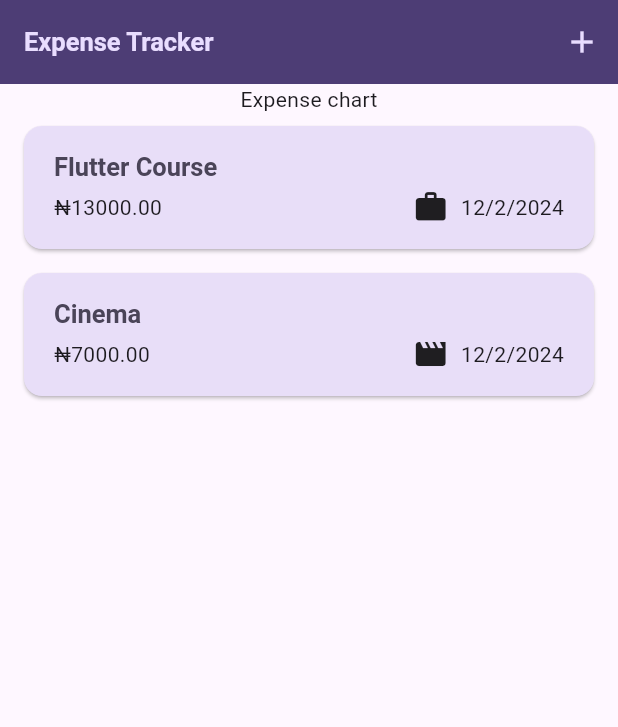
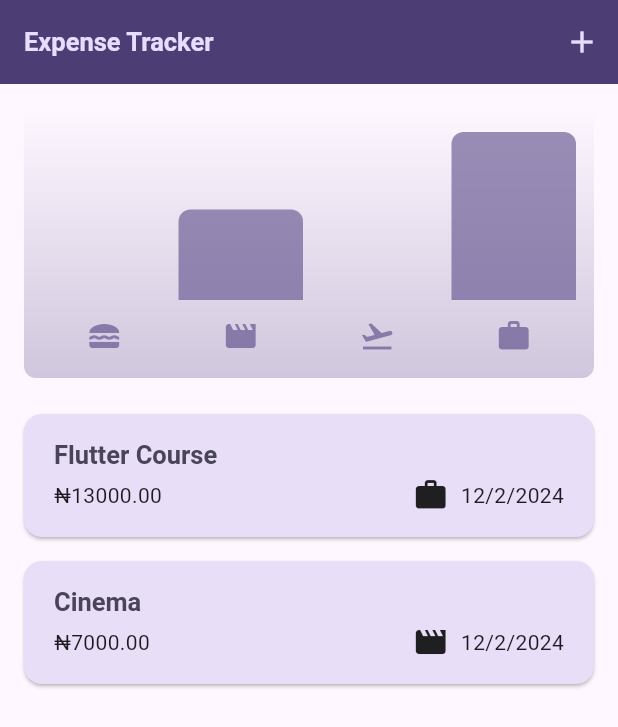
Before and after one commit to imole97/flutter-expense-tracker-, a Flutter app: the screen it shows after launch, on a phone screen of 412 x 824 dp. Shown: the top 727 px of the screen. Run offline on Flutter 3.47's test engine with Material 3 defaults, Android fonts, the phone set to English and light mode, and no system bars.

Commit message:
added chart for the expenses; added chart and chartbar widget

```diff
--- a/lib/main.dart
+++ b/lib/main.dart
@@ -1,13 +1,31 @@
 import 'package:flutter/material.dart';
 import 'package:flutter_expense/widgets/expenses_page.dart';
 
+// style from and copy with gives you default styles and the ability to change the styles you want
+// we can also use copyWith when using themedatas in widgets
 var kColorScheme =
     ColorScheme.fromSeed(seedColor: const Color.fromARGB(255, 96, 59, 181));
-// style from and copy with gives you default styles and the ability to change the styles you want
-// we can also use copyWith when using themedatas in widgets
+var kDarkColorScheme = ColorScheme.fromSeed(
+  brightness: Brightness.dark, //optimizes for dark mode
+  seedColor: const Color.fromARGB(255, 5, 99, 125),
+);
 void main() {
   runApp(
     MaterialApp(
+      darkTheme: ThemeData.dark().copyWith(
+        colorScheme: kDarkColorScheme,
+        cardTheme: const CardTheme().copyWith(
+          color: kDarkColorScheme.secondaryContainer,
+          margin: const EdgeInsets.symmetric(horizontal: 16, vertical: 8),
+        ),
+        elevatedButtonTheme: ElevatedButtonThemeData(
+          style: ElevatedButton.styleFrom(
+              backgroundColor: kDarkColorScheme.primaryContainer),
+        ),
+        appBarTheme: const AppBarTheme().copyWith(
+            backgroundColor: kDarkColorScheme.onPrimaryContainer,
+            foregroundColor: kDarkColorScheme.primaryContainer),
+      ),
       theme: ThemeData().copyWith(
         colorScheme: kColorScheme,
         textTheme: ThemeData().textTheme.copyWith(
--- a/lib/model/expense.dart
+++ b/lib/model/expense.dart
@@ -32,3 +32,23 @@ class Expense {
     return formatter.format(date);
   }
 }
+
+class ExpenseBucket {
+  ExpenseBucket({required this.category, required this.expenses});
+  final Category category;
+  final List<Expense> expenses;
+
+  ExpenseBucket.forCategory(List<Expense> allExpenses, this.category)
+      : expenses = allExpenses
+            .where((expense) => expense.category == category)
+            .toList();
+
+  double get totalExpenses {
+    double sum = 0;
+    for (final expense in expenses) {
+      sum += expense.amount;
+    }
+
+    return sum;
+  }
+}
--- /dev/null
+++ b/lib/widgets/chart/chart.dart
@@ -0,0 +1,93 @@
+import 'package:flutter/material.dart';
+import 'package:flutter_expense/model/expense.dart';
+import 'package:flutter_expense/widgets/chart/chart_bar.dart';
+
+class Chart extends StatelessWidget {
+  const Chart({super.key, required this.expenses});
+  final List<Expense> expenses;
+
+  List<ExpenseBucket> get buckets {
+    return [
+      ExpenseBucket.forCategory(expenses, Category.food),
+      ExpenseBucket.forCategory(expenses, Category.leisure),
+      ExpenseBucket.forCategory(expenses, Category.travel),
+      ExpenseBucket.forCategory(expenses, Category.work),
+    ];
+  }
+
+  double get maxTotalExpense {
+    double maxTotalExpense = 0;
+
+    for (final bucket in buckets) {
+      if (bucket.totalExpenses > maxTotalExpense) {
+        maxTotalExpense = bucket.totalExpenses;
+      }
+    }
+
+    return maxTotalExpense;
+  }
+
+  @override
+  Widget build(BuildContext context) {
+    final isDarkMode =
+        MediaQuery.of(context).platformBrightness == Brightness.dark;
+    return Container(
+      margin: const EdgeInsets.all(16),
+      padding: const EdgeInsets.symmetric(
+        vertical: 16,
+        horizontal: 8,
+      ),
+      width: double.infinity,
+      height: 180,
+      decoration: BoxDecoration(
+        borderRadius: BorderRadius.circular(8),
+        gradient: LinearGradient(
+          colors: [
+            Theme.of(context).colorScheme.primary.withOpacity(0.3),
+            Theme.of(context).colorScheme.primary.withOpacity(0.0)
+          ],
+          begin: Alignment.bottomCenter,
+          end: Alignment.topCenter,
+        ),
+      ),
+      child: Column(
+        children: [
+          Expanded(
+            child: Row(
+              crossAxisAlignment: CrossAxisAlignment.end,
+              children: [
+                for (final bucket in buckets) // alternative to map()
+                  ChartBar(
+                    fill: bucket.totalExpenses == 0
+                        ? 0
+                        : bucket.totalExpenses / maxTotalExpense,
+                  )
+              ],
+            ),
+          ),
+          const SizedBox(height: 12),
+          Row(
+            children: buckets
+                .map(
+                  (bucket) => Expanded(
+                    child: Padding(
+                      padding: const EdgeInsets.symmetric(horizontal: 4),
+                      child: Icon(
+                        categoryIcons[bucket.category],
+                        color: isDarkMode
+                            ? Theme.of(context).colorScheme.secondary
+                            : Theme.of(context)
+                                .colorScheme
+                                .primary
+                                .withOpacity(0.7),
+                      ),
+                    ),
+                  ),
+                )
+                .toList(),
+          )
+        ],
+      ),
+    );
+  }
+}
--- /dev/null
+++ b/lib/widgets/chart/chart_bar.dart
@@ -0,0 +1,34 @@
+import 'package:flutter/material.dart';
+
+class ChartBar extends StatelessWidget {
+  const ChartBar({
+    super.key,
+    required this.fill,
+  });
+
+  final double fill;
+
+  @override
+  Widget build(BuildContext context) {
+    final isDarkMode =
+        MediaQuery.of(context).platformBrightness == Brightness.dark;
+    return Expanded(
+      child: Padding(
+        padding: const EdgeInsets.symmetric(horizontal: 4),
+        child: FractionallySizedBox(
+          heightFactor: fill,
+          child: DecoratedBox(
+            decoration: BoxDecoration(
+              shape: BoxShape.rectangle,
+              borderRadius:
+                  const BorderRadius.vertical(top: Radius.circular(8)),
+              color: isDarkMode
+                  ? Theme.of(context).colorScheme.secondary
+                  : Theme.of(context).colorScheme.primary.withOpacity(0.65),
+            ),
+          ),
+        ),
+      ),
+    );
+  }
+}
--- a/lib/widgets/expenses_page.dart
+++ b/lib/widgets/expenses_page.dart
@@ -1,4 +1,5 @@
 import 'package:flutter/material.dart';
+import 'package:flutter_expense/widgets/chart/chart.dart';
 import 'package:flutter_expense/widgets/expenses_list/expenses_list.dart';
 import 'package:flutter_expense/model/expense.dart';
 import 'package:flutter_expense/widgets/new_expense.dart';
@@ -87,7 +88,7 @@ class _ExpensesPageState extends State<ExpensesPage> {
         ]),
         body: Column(
           children: [
-            const Text("Expense chart"),
+            Chart(expenses: _registeredExpenses),
             Expanded(child: mainContent),
           ],
         ));
```
